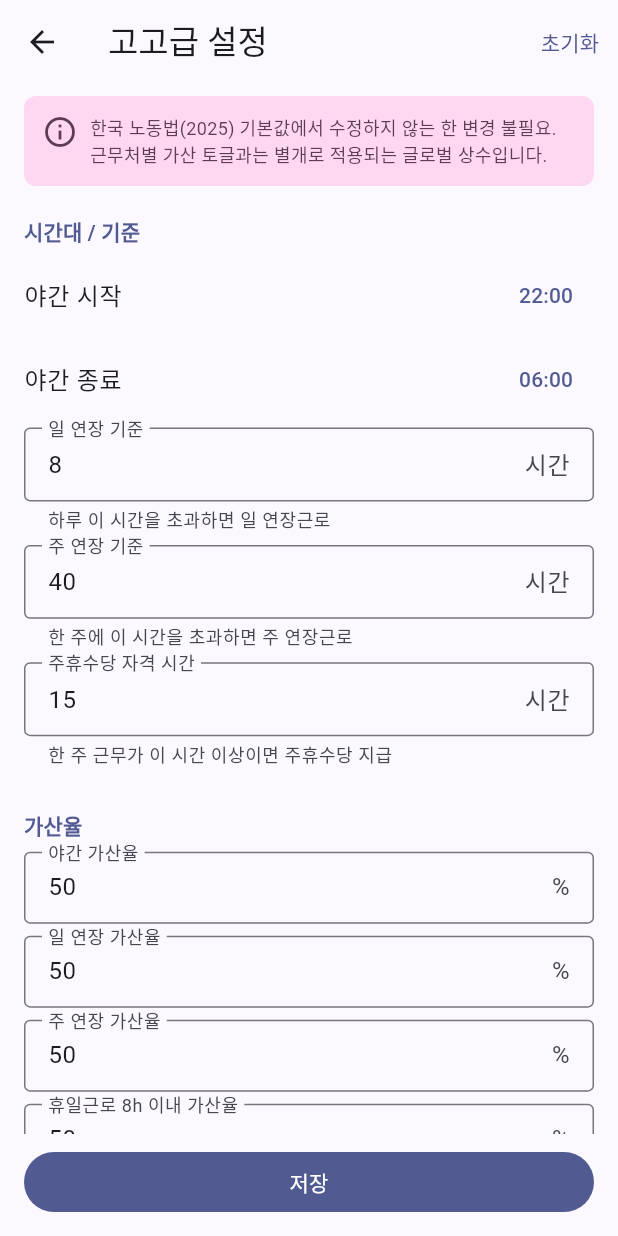
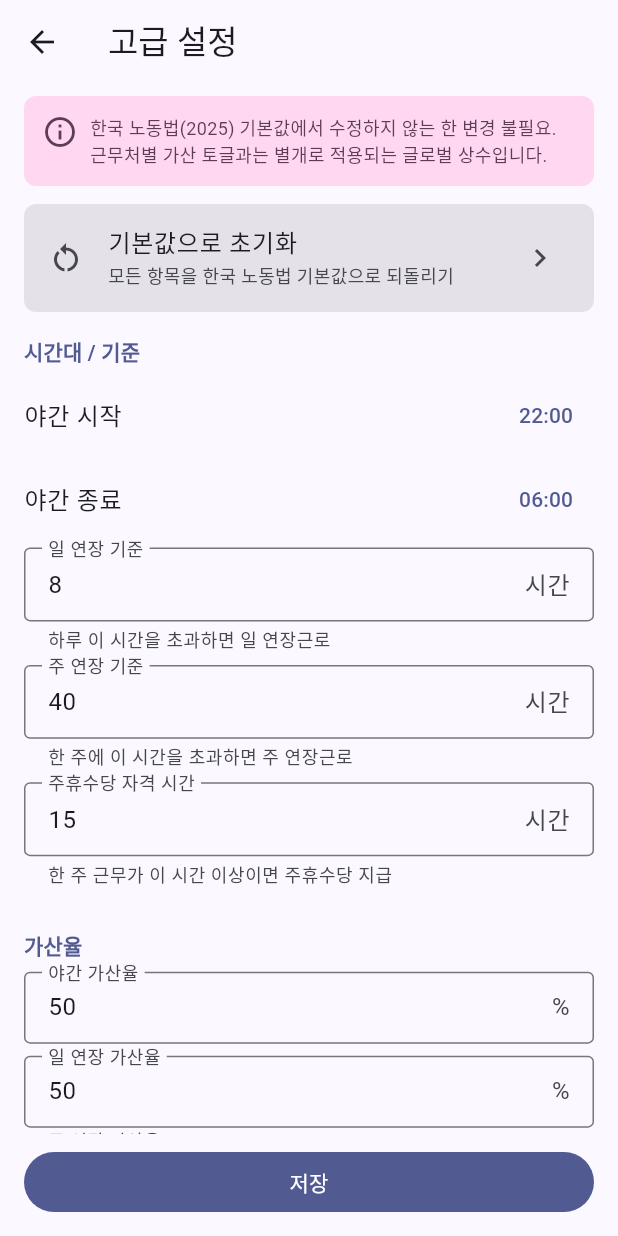
Before and after one commit to OnePersonOne1/WorkPay, a Flutter app: the AdvancedSettingsPage screen opened directly, on a phone screen of 412 x 824 dp. Run offline on Flutter 3.47's test engine with Material 3 defaults, Android fonts, the phone set to English and light mode, and no system bars; our stand-ins replace drift, file_picker, flutter_riverpod, table_calendar; accounts and stored records are empty; generated files the repository leaves out were written again.

Commit message:
"고고급" → "고급" 명칭 통일, 기본값 초기화를 본문 옵션으로 노출
- "고고급 설정" 문구를 "고급 설정"으로 일괄 변경 (페이지 제목, 설정 ListTile, 저장 SnackBar)
- AppBar의 "초기화" TextButton 제거
- 본문 상단에 _ResetTile (ListTile + restart_alt 아이콘, surfaceContainerHighest 배경)
  · "기본값으로 초기화" / "모든 항목을 한국 노동법 기본값으로 되돌리기"
- 동작 자체는 동일 (확인 dialog → clearPayrollConstantsJson)

Co-Authored-By: Claude Opus 4.7 <noreply@anthropic.com>

```diff
--- a/lib/features/settings/advanced_settings_page.dart
+++ b/lib/features/settings/advanced_settings_page.dart
@@ -41,7 +41,7 @@ class _State extends ConsumerState<AdvancedSettingsPage> {
       );
       if (!mounted) return;
       ScaffoldMessenger.of(context).showSnackBar(
-        const SnackBar(content: Text('고고급 설정 저장됨')),
+        const SnackBar(content: Text('고급 설정 저장됨')),
       );
       Navigator.of(context).pop();
     } catch (e) {
@@ -102,19 +102,15 @@ class _State extends ConsumerState<AdvancedSettingsPage> {
     _ensureLoaded();
     return Scaffold(
       appBar: AppBar(
-        title: const Text('고고급 설정'),
-        actions: [
-          TextButton(
-            onPressed: _saving ? null : _resetToDefault,
-            child: const Text('초기화'),
-          ),
-        ],
+        title: const Text('고급 설정'),
       ),
       body: ListView(
         padding: const EdgeInsets.fromLTRB(16, 8, 16, 100),
         children: [
           _Note(),
           const SizedBox(height: 12),
+          _ResetTile(onPressed: _saving ? null : _resetToDefault),
+          const SizedBox(height: 8),
           const _SectionHeader('시간대 / 기준'),
           _TimeOfDayField(
             label: '야간 시작',
@@ -274,6 +270,31 @@ class _Note extends StatelessWidget {
             ),
           ),
         ],
+      ),
+    );
+  }
+}
+
+class _ResetTile extends StatelessWidget {
+  const _ResetTile({required this.onPressed});
+  final VoidCallback? onPressed;
+
+  @override
+  Widget build(BuildContext context) {
+    final scheme = Theme.of(context).colorScheme;
+    return Material(
+      color: scheme.surfaceContainerHighest,
+      borderRadius: BorderRadius.circular(8),
+      clipBehavior: Clip.antiAlias,
+      child: ListTile(
+        leading: const Icon(Icons.restart_alt),
+        title: const Text('기본값으로 초기화'),
+        subtitle: const Text(
+          '모든 항목을 한국 노동법 기본값으로 되돌리기',
+          style: TextStyle(fontSize: 12),
+        ),
+        trailing: const Icon(Icons.chevron_right),
+        onTap: onPressed,
       ),
     );
   }
--- a/lib/features/settings/settings_page.dart
+++ b/lib/features/settings/settings_page.dart
@@ -130,7 +130,7 @@ class _AdvancedTile extends StatelessWidget {
   Widget build(BuildContext context) {
     return ListTile(
       leading: const Icon(Icons.tune),
-      title: const Text('고고급 설정'),
+      title: const Text('고급 설정'),
       subtitle: const Text('야간 시간대, 가산율, 세율 등 글로벌 상수'),
       trailing: const Icon(Icons.chevron_right),
       onTap: () {
```
